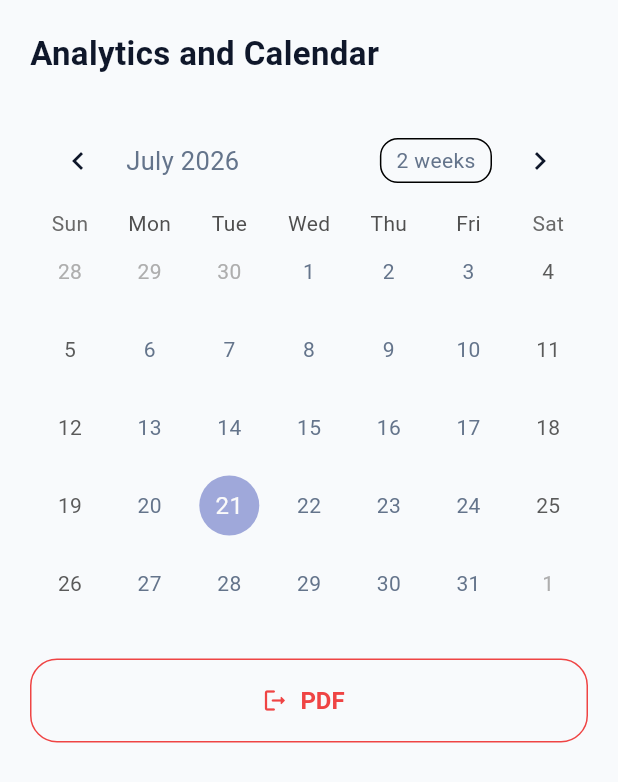
After one commit to DMarques24/FinSync, a Flutter app: the AnalyticsPage screen opened directly, on a phone screen of 412 x 824 dp. The commit adds this screen. Shown: the top 782 px of the screen. Run offline on Flutter 3.47's test engine with Material 3 defaults, Android fonts, the phone set to English and light mode, and no system bars; drawn by our look-alikes of table_calendar; our stand-ins replace flutter_bloc, get_it, go_router, image_picker, supabase_flutter; missing offline and left inert: liquid_glass_bar; accounts and stored records are empty.

Commit message:
feat: add analytics feature; implement analytics page, bloc, and related use cases for expense filtering by time

```diff
--- a/finsync/lib/app/app.dart
+++ b/finsync/lib/app/app.dart
@@ -1,3 +1,4 @@
+import 'package:finsync/presentation/pages/analytics/analytics_bloc.dart';
 import 'package:finsync/presentation/pages/createAcount/create_acount_bloc.dart';
 import 'package:finsync/presentation/pages/login/login_bloc.dart';
 import 'package:finsync/presentation/pages/onboarding/onboarding_bloc.dart';
@@ -27,6 +28,7 @@ class App extends StatelessWidget {
         BlocProvider<ProfileBloc>(
           create: (_) => sl<ProfileBloc>()..add(LoadProfileEvent()),
         ),
+        BlocProvider(create: (_) => sl<AnalyticsBloc>()),
       ],
       child: MaterialApp.router(
         theme: AppTheme.lightTheme,
--- a/finsync/lib/app/app_router.dart
+++ b/finsync/lib/app/app_router.dart
@@ -3,9 +3,12 @@ import 'package:finsync/presentation/pages/login/login_page.dart';
 import 'package:finsync/presentation/pages/onboarding/onboarding_page.dart';
 import 'package:go_router/go_router.dart';
 import 'package:finsync/presentation/pages/main_page.dart';
+import 'package:supabase_flutter/supabase_flutter.dart';
+
+final session = Supabase.instance.client.auth.currentSession;
 
 final router = GoRouter(
-  initialLocation: '/login',
+  initialLocation: session != null ? '/' : '/login',
   routes: [
     GoRoute(path: '/login', builder: (context, state) => const LoginPage()),
     GoRoute(
--- a/finsync/lib/data/datasources/expense_remote_datasource.dart
+++ b/finsync/lib/data/datasources/expense_remote_datasource.dart
@@ -2,6 +2,7 @@ import 'package:finsync/data/models/expense_model.dart';
 
 abstract class ExpenseRemoteDatasource {
   Future<List<ExpenseModel>> getAllExpenses();
+  Future<List<ExpenseModel>> getFilterTimeExpenses(DateTime time);
 
   Future<void> insertExpense(ExpenseModel expense);
 }
--- a/finsync/lib/data/models/expense_model.dart
+++ b/finsync/lib/data/models/expense_model.dart
@@ -16,7 +16,7 @@ class ExpenseModel {
   });
 
   factory ExpenseModel.fromJson(Map<String, dynamic> json) {
-    final rawDate = json['date'];
+    final rawDate = json['created_at'];
     return ExpenseModel(
       id: (json['id'] as num?)?.toInt() ?? 0,
       name: json['name']?.toString() ?? '',
@@ -33,7 +33,7 @@ class ExpenseModel {
       'name': name,
       'price': price,
       'category': category,
-      'date': date.toIso8601String(),
+      'created_at': date.toIso8601String(),
       'user_id': userId,
     };
   }
--- a/finsync/lib/data/repositories/expense_repository_impl.dart
+++ b/finsync/lib/data/repositories/expense_repository_impl.dart
@@ -15,6 +15,12 @@ class ExpenseRepositoryImpl implements ExpenseRepository {
   }
 
   @override
+  Future<List<Expense>> getFilterTimeExpenses(DateTime time) async {
+    final models = await remoteDatasource.getFilterTimeExpenses(time);
+    return models.map((model) => model.toEntity()).toList();
+  }
+
+  @override
   Future<void> insertExpense(Expense expense) async {
     final model = ExpenseModel(
       id: expense.id,
--- a/finsync/lib/domain/repositories/expense_repository.dart
+++ b/finsync/lib/domain/repositories/expense_repository.dart
@@ -3,5 +3,7 @@ import 'package:finsync/domain/entities/expense.dart';
 abstract class ExpenseRepository {
   Future<List<Expense>> getAllExpenses();
 
+  Future<List<Expense>> getFilterTimeExpenses(DateTime time);
+
   Future<void> insertExpense(Expense expense);
 }
--- /dev/null
+++ b/finsync/lib/domain/usecases/get_filter_time_expenses.dart
@@ -0,0 +1,12 @@
+import 'package:finsync/domain/entities/expense.dart';
+import 'package:finsync/domain/repositories/expense_repository.dart';
+
+class GetFilterTimeExpenses {
+  final ExpenseRepository expenseRepository;
+
+  GetFilterTimeExpenses(this.expenseRepository);
+
+  Future<List<Expense>> call(DateTime time) async {
+    return await expenseRepository.getFilterTimeExpenses(time);
+  }
+}
--- a/finsync/lib/main.dart
+++ b/finsync/lib/main.dart
@@ -6,12 +6,12 @@ import 'package:supabase_flutter/supabase_flutter.dart';
 void main() async {
   WidgetsFlutterBinding.ensureInitialized();
 
-  await initDependencies();
-
   await Supabase.initialize(
     url: "https://wpyjftcnjwjkzzjokszw.supabase.co",
     publishableKey: "sb_publishable_Z4rKYk-2q9bgVJEDwmLZpg_CWjg-Li7",
   );
 
+  await initDependencies();
+
   runApp(const App());
 }
--- /dev/null
+++ b/finsync/lib/presentation/pages/analytics/analytics_bloc.dart
@@ -0,0 +1,7 @@
+import 'package:finsync/presentation/pages/analytics/analytics_event.dart';
+import 'package:finsync/presentation/pages/analytics/analytics_state.dart';
+import 'package:flutter_bloc/flutter_bloc.dart';
+
+class AnalyticsBloc extends Bloc<AnalyticsEvent, AnalyticsState> {
+  AnalyticsBloc() : super(AnalyticsInitialState()) {}
+}
--- /dev/null
+++ b/finsync/lib/presentation/pages/analytics/analytics_event.dart
@@ -0,0 +1,3 @@
+abstract class AnalyticsEvent {}
+
+class LoadAnalyticsEvent extends AnalyticsEvent {}
--- /dev/null
+++ b/finsync/lib/presentation/pages/analytics/analytics_page.dart
@@ -0,0 +1,81 @@
+import 'package:finsync/core/theme/colors.dart';
+import 'package:finsync/core/theme/text_styles.dart';
+import 'package:finsync/presentation/pages/analytics/analytics_bloc.dart';
+import 'package:finsync/presentation/pages/analytics/analytics_state.dart';
+import 'package:flutter/material.dart';
+import 'package:flutter_bloc/flutter_bloc.dart';
+import 'package:table_calendar/table_calendar.dart';
+
+class AnalyticsPage extends StatefulWidget {
+  const AnalyticsPage({super.key});
+
+  @override
+  State<StatefulWidget> createState() => _AnalyticsPageState();
+}
+
+class _AnalyticsPageState extends State<AnalyticsPage> {
+  @override
+  Widget build(BuildContext context) {
+    return Scaffold(
+      backgroundColor: AppColors.background,
+      body: SafeArea(
+        child: BlocBuilder<AnalyticsBloc, AnalyticsState>(
+          builder: (context, state) {
+            if (state is AnalyticsLoadedState) {}
+
+            return SingleChildScrollView(
+              padding: const EdgeInsets.all(20),
+              child: Column(
+                crossAxisAlignment: CrossAxisAlignment.start,
+                children: [
+                  if (state is AnalyticsLoadingState)
+                    const Center(child: CircularProgressIndicator())
+                  else if (state is AnalyticsErrorState)
+                    Center(child: Text(state.message))
+                  else
+                    Text(
+                      "Analytics and Calendar",
+                      style: AppTextStyles.headingMedium.copyWith(fontSize: 22),
+                    ),
+                  const SizedBox(height: 24),
+
+                  TableCalendar(
+                    firstDay: DateTime.utc(2010, 10, 16),
+                    lastDay: DateTime.utc(2030, 3, 14),
+                    focusedDay: DateTime.now(),
+                  ),
+                  const SizedBox(height: 24),
+
+                  SizedBox(
+                    width: double.infinity,
+                    height: 56,
+                    child: OutlinedButton.icon(
+                      onPressed: () {},
+                      icon: const Icon(
+                        Icons.logout_rounded,
+                        color: AppColors.error,
+                      ),
+                      label: const Text(
+                        "PDF",
+                        style: TextStyle(
+                          color: AppColors.error,
+                          fontWeight: FontWeight.bold,
+                        ),
+                      ),
+                      style: OutlinedButton.styleFrom(
+                        side: const BorderSide(color: AppColors.error),
+                        shape: RoundedRectangleBorder(
+                          borderRadius: BorderRadius.circular(18),
+                        ),
+                      ),
+                    ),
+                  ),
+                ],
+              ),
+            );
+          },
+        ),
+      ),
+    );
+  }
+}
--- /dev/null
+++ b/finsync/lib/presentation/pages/analytics/analytics_state.dart
@@ -0,0 +1,13 @@
+abstract class AnalyticsState {}
+
+class AnalyticsInitialState extends AnalyticsState {}
+
+class AnalyticsLoadingState extends AnalyticsState {}
+
+class AnalyticsLoadedState extends AnalyticsState {}
+
+class AnalyticsErrorState extends AnalyticsState {
+  final String message;
+
+  AnalyticsErrorState(this.message);
+}
--- a/finsync/lib/presentation/pages/home/home_event.dart
+++ b/finsync/lib/presentation/pages/home/home_event.dart
@@ -1,8 +1,16 @@
 import 'package:finsync/domain/entities/expense.dart';
+
+enum TimeFilter { lastDay, last7Days, last30Days, last5Months }
 
 abstract class HomeEvent {}
 
 class GetAllExpensesEvent extends HomeEvent {}
+
+class GetFilterTimeExpensesEvent extends HomeEvent {
+  final TimeFilter filter;
+
+  GetFilterTimeExpensesEvent(this.filter);
+}
 
 class AddExpenseEvent extends HomeEvent {
   final Expense expense;
--- a/finsync/pubspec.yaml
+++ b/finsync/pubspec.yaml
@@ -41,6 +41,7 @@ dependencies:
   supabase_flutter: ^2.16.0
   flutter_bloc: ^9.1.1
   get_it: ^9.2.1
+  table_calendar: ^3.2.0
 
 dev_dependencies:
   flutter_test:
```
Also changed, not shown: finsync/lib/core/di/injection.dart (+14 -4 lines), finsync/lib/data/datasources/expense_remote_datasource_impl.dart (+13 -3 lines), finsync/lib/presentation/pages/home/components/card_cash_flow.dart (+29 -1 lines), finsync/lib/presentation/pages/home/home_bloc.dart (+41 -1 lines), finsync/lib/presentation/pages/main_page.dart (+8 -1 lines), finsync/pubspec.lock.
